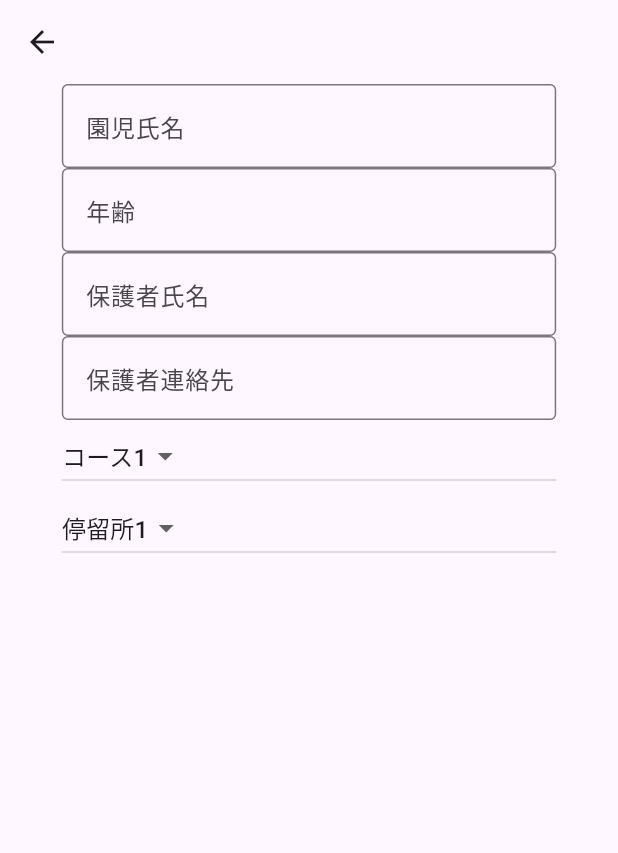
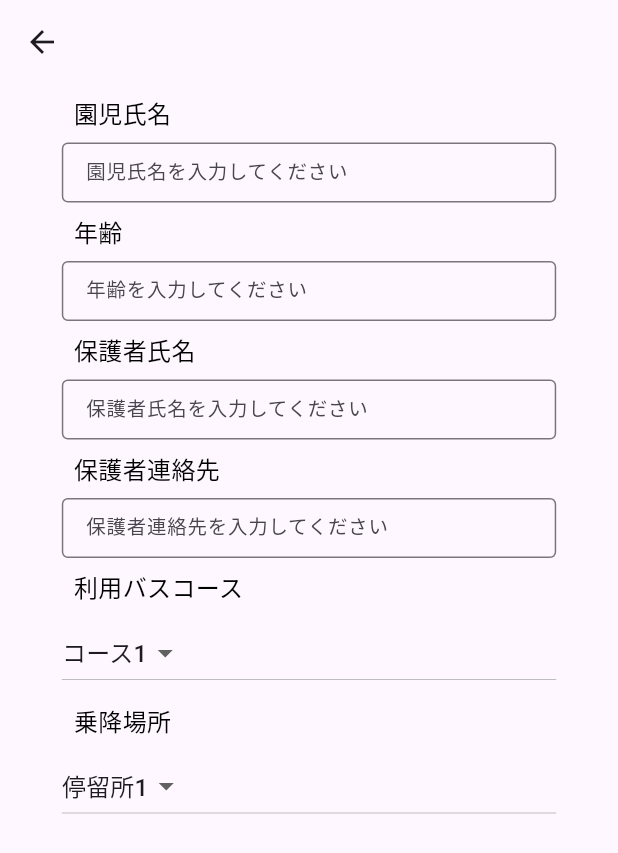
Before and after one commit to GreenTeaProgrammers/WhereChildBus, a Flutter app: the StudentEditPage screen opened directly, on a phone screen of 412 x 824 dp. Shown: the top 853 px of the screen. Run offline on Flutter 3.47's test engine with Material 3 defaults, Android fonts, the phone set to English and light mode, and no system bars; missing offline and left inert: protobuf.

Commit message:
feat:入力項目のラベルを追加

```diff
--- a/frontend/where_child_bus/lib/pages/student_list_page/student_edit_page.dart
+++ b/frontend/where_child_bus/lib/pages/student_list_page/student_edit_page.dart
@@ -24,21 +24,74 @@ class _StudentEditPageState extends State<StudentEditPage> {
 
   Widget pageBody(BuildContext context) {
     return Center(
-      child: childNameBody(context),
+      child: editFormBody(context),
     );
   }
 
-  Widget childNameBody(BuildContext context) {
+  Widget editFormBody(BuildContext context) {
     return Column(
       children: [
-        textInputField(context, "園児氏名", "園児氏名を入力してください", TextInputType.name),
-        textInputField(context, "年齢", "年齢を入力してください", TextInputType.number),
-        textInputField(context, "保護者氏名", "保護者氏名を入力してください", TextInputType.name),
-        textInputField(
+        inputLabelAndTextField(
+            context, "園児氏名", "園児氏名を入力してください", TextInputType.name),
+        inputLabelAndTextField(
+            context, "年齢", "年齢を入力してください", TextInputType.number),
+        inputLabelAndTextField(
+            context, "保護者氏名", "保護者氏名を入力してください", TextInputType.name),
+        inputLabelAndTextField(
             context, "保護者連絡先", "保護者連絡先を入力してください", TextInputType.phone),
-        selectValueBox(context, busCourse),
-        selectValueBox(context, busStop),
+        inputLabelAndSelectBox(context, "利用バスコース", busCourse),
+        inputLabelAndSelectBox(context, "乗降場所", busStop)
       ],
+    );
+  }
+
+  Widget inputLabelAndTextField(
+      BuildContext context, String label, String hintText, TextInputType type) {
+    return Column(
+      crossAxisAlignment: CrossAxisAlignment.start,
+      children: <Widget>[
+        inputValueLabel(label),
+        textInputField(context, hintText, type)
+      ],
+    );
+  }
+
+  Widget inputLabelAndSelectBox(
+      BuildContext context, String label, List<String> lists) {
+    return Column(
+      crossAxisAlignment: CrossAxisAlignment.start,
+      children: <Widget>[
+        inputValueLabel(label),
+        selectValueBox(context, lists),
+      ],
+    );
+  }
+
+  Widget inputValueLabel(String label) {
+    return Padding(
+        padding: const EdgeInsets.all(8.0),
+        child: Text(
+          label,
+          style: TextStyle(color: Colors.black, fontSize: 16),
+        ));
+  }
+
+  Widget textInputField(
+      BuildContext context, String hintText, TextInputType type) {
+    return SizedBox(
+        width: MediaQuery.of(context).size.width * 0.8,
+        height: 40,
+        child: TextField(
+          decoration: formInputDecoration(hintText),
+          keyboardType: type,
+        ));
+  }
+
+  InputDecoration formInputDecoration(String hintText) {
+    return InputDecoration(
+      hintText: hintText,
+      hintStyle: const TextStyle(fontSize: 13),
+      border: const OutlineInputBorder(),
     );
   }
 
@@ -46,6 +99,7 @@ class _StudentEditPageState extends State<StudentEditPage> {
     String isSelectedValue = lists.first;
     return SizedBox(
       width: MediaQuery.of(context).size.width * 0.8,
+      height: 50,
       child: DropdownButton<String>(
           value: isSelectedValue,
           items: lists
@@ -59,22 +113,4 @@ class _StudentEditPageState extends State<StudentEditPage> {
           }),
     );
   }
-
-  Widget textInputField(BuildContext context, String labelText, String hintText,
-      TextInputType type) {
-    return SizedBox(
-        width: MediaQuery.of(context).size.width * 0.8,
-        child: TextField(
-          decoration: formInputDecoration(labelText, hintText),
-          keyboardType: type,
-        ));
-  }
-
-  InputDecoration formInputDecoration(String labelText, String hintText) {
-    return InputDecoration(
-      labelText: labelText,
-      hintText: hintText,
-      border: const OutlineInputBorder(),
-    );
-  }
 }
```
